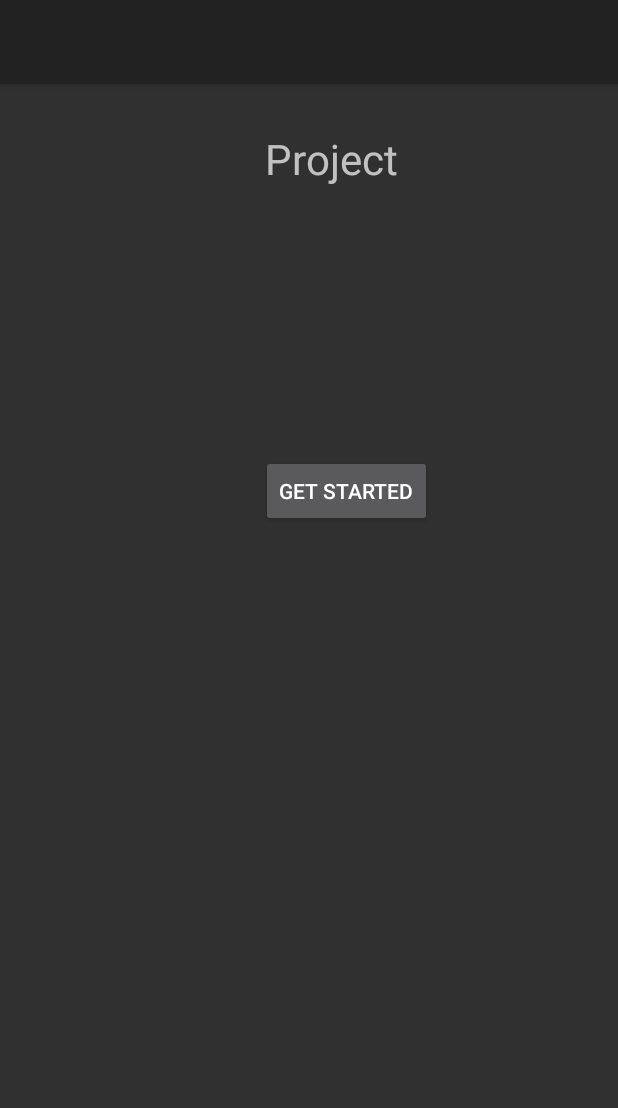
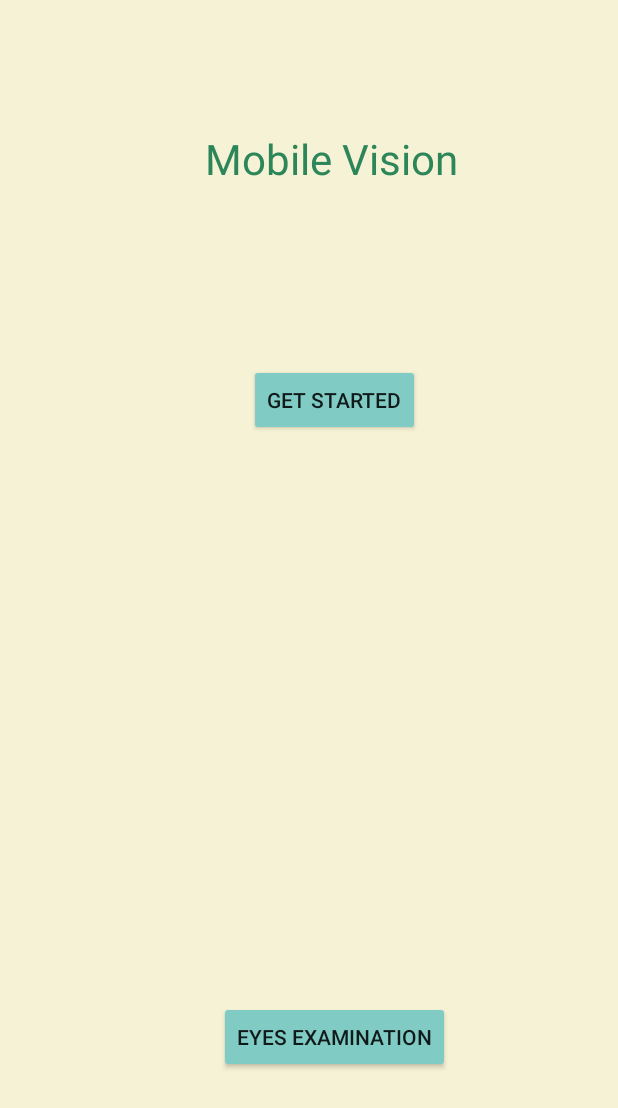
Before and after one commit to Almogsb/Project, an Android app: the screen it shows after launch (MainActivity), on a phone screen of 412 x 824 dp. Shown: the top 1108 px of the screen. Run offline under Robolectric (Android 15) with nearby library versions, the phone set to English and light mode, and no system bars.

Commit message:
4.6.18 new version of the project

```diff
--- a/app/src/main/AndroidManifest.xml
+++ b/app/src/main/AndroidManifest.xml
@@ -50,10 +50,6 @@
                 <!--<category android:name="android.intent.category.DEFAULT" />-->
             <!--</intent-filter>-->
         <!--</activity>-->
-        <activity
-            android:name=".SelectModeActivity"
-            android:label="@string/title_activity_select_mode"></activity>
-        <activity android:name=".Activities.FarOrNearActivity" />
         <activity android:name=".Activities.AcuityNumberActivity" />
         <activity android:name=".Activities.FrequencyActivity" />
         <activity android:name=".Activities.SingleTouchImageViewActivity" />
--- a/app/src/main/java/com/google/android/gms/samples/vision/face/facetracker/Activities/AcuityNumberActivity.java
+++ b/app/src/main/java/com/google/android/gms/samples/vision/face/facetracker/Activities/AcuityNumberActivity.java
@@ -70,7 +70,7 @@ public class AcuityNumberActivity extends AppCompatActivity implements View.OnCl
     @Override
     public void onClick(View v) {
          if( v == back_btn) {
-            Intent intent = new Intent(this, FarOrNearActivity.class);
+            Intent intent = new Intent(this, MainActivity.class);
             startActivity(intent);
             finish();
         }
--- a/app/src/main/java/com/google/android/gms/samples/vision/face/facetracker/Activities/FrequencyActivity.java
+++ b/app/src/main/java/com/google/android/gms/samples/vision/face/facetracker/Activities/FrequencyActivity.java
@@ -34,6 +34,7 @@ public class FrequencyActivity extends AppCompatActivity implements View.OnClick
         auto_np.setOnClickListener(this);
         auto_np.setMaxValue(120);
         auto_np.setMinValue(1);
+        auto_np.setOnValueChangedListener(this);
 
         next_btn = findViewById(R.id.NextBtn2);
         next_btn.setOnClickListener(this);
--- a/app/src/main/java/com/google/android/gms/samples/vision/face/facetracker/Extras/Globals.java
+++ b/app/src/main/java/com/google/android/gms/samples/vision/face/facetracker/Extras/Globals.java
@@ -18,13 +18,10 @@ public class Globals {
     public final static int RIGHT_INT = 2;
     public final static int RIGHT_FLOAT = 3;
 
-    public final static int NEAR = 0;
-    public final static int FAR = 1;
 
 
     //Global variables
 
-    public static Integer mode; //near or far mode
     public static Integer[] eyes = new Integer[4]; // 0 - left int, 1 - left float , 2 - right int , 3 - right float
     public static Integer frequency = 0;
 
@@ -33,6 +30,7 @@ public class Globals {
     public static double scale_image = 0;
     public static double SPH = 0;
 
+
     public static double dp_to_pixels = 0;
     public static DisplayMetrics dm = new DisplayMetrics();
 
--- a/app/src/main/res/layout/activity_main.xml
+++ b/app/src/main/res/layout/activity_main.xml
@@ -4,19 +4,34 @@
     xmlns:tools="http://schemas.android.com/tools"
     android:layout_width="match_parent"
     android:layout_height="match_parent"
-    tools:context="com.google.android.gms.samples.vision.face.facetracker.SelectModeActivity">
+    android:background="#f6f2d5">
+
+    <Button
+        android:id="@+id/getStartedBtn2"
+        style="@style/Widget.AppCompat.Button.Colored"
+        android:layout_width="wrap_content"
+        android:layout_height="wrap_content"
+        android:layout_marginEnd="112dp"
+        android:layout_marginTop="8dp"
+        android:text="EYES EXAMINATION"
+        app:layout_constraintBottom_toBottomOf="parent"
+        app:layout_constraintEnd_toEndOf="parent"
+        app:layout_constraintTop_toBottomOf="@+id/HeaderTV"
+        app:layout_constraintVertical_bias="0.822" />
 
     <Button
         android:id="@+id/GetStartedBtn"
+        style="@style/Widget.AppCompat.Button.Colored"
         android:layout_width="wrap_content"
         android:layout_height="wrap_content"
-        android:layout_marginEnd="124dp"
+        android:layout_marginEnd="132dp"
         android:layout_marginTop="8dp"
         android:text="GET STARTED"
         app:layout_constraintBottom_toBottomOf="parent"
         app:layout_constraintEnd_toEndOf="parent"
         app:layout_constraintTop_toBottomOf="@+id/HeaderTV"
-        app:layout_constraintVertical_bias="0.228" />
+        app:layout_constraintVertical_bias="0.129" />
+
 
     <TextView
         android:id="@+id/HeaderTV"
@@ -25,8 +40,9 @@
         android:layout_gravity="center"
         android:layout_marginTop="56dp"
         android:gravity="center"
-        android:text="Project"
+        android:text="Mobile Vision"
         android:textSize="28dp"
+        android:textColor="#2d8659"
         app:layout_constraintEnd_toEndOf="parent"
         app:layout_constraintHorizontal_bias="0.64"
         app:layout_constraintLeft_toLeftOf="parent"
@@ -34,15 +50,15 @@
         app:layout_constraintStart_toStartOf="parent"
         app:layout_constraintTop_toTopOf="parent" />
 
-    <android.support.v7.widget.Toolbar
-        android:id="@+id/my_toolbar"
-        android:layout_width="match_parent"
-        android:layout_height="?attr/actionBarSize"
-        android:background="?attr/colorPrimary"
-        android:elevation="4dp"
-        android:theme="@style/ThemeOverlay.AppCompat.ActionBar"
-        app:layout_constraintEnd_toEndOf="parent"
-        app:layout_constraintHorizontal_bias="0.5"
-        app:layout_constraintStart_toStartOf="parent"
-        app:popupTheme="@style/ThemeOverlay.AppCompat.Light" />
+    <!--<android.support.v7.widget.Toolbar-->
+        <!--android:id="@+id/my_toolbar"-->
+        <!--android:layout_width="match_parent"-->
+        <!--android:layout_height="?attr/actionBarSize"-->
+        <!--android:background="?attr/colorPrimary"-->
+        <!--android:elevation="4dp"-->
+        <!--android:theme="@style/ThemeOverlay.AppCompat.ActionBar"-->
+        <!--app:layout_constraintEnd_toEndOf="parent"-->
+        <!--app:layout_constraintHorizontal_bias="0.5"-->
+        <!--app:layout_constraintStart_toStartOf="parent"-->
+        <!--app:popupTheme="@style/ThemeOverlay.AppCompat.Light" />-->
 </android.support.constraint.ConstraintLayout>
```
Also changed, not shown: app/src/main/java/com/google/android/gms/samples/vision/face/facetracker/Activities/FarOrNearActivity.java (deleted, +0 -49 lines), app/src/main/java/com/google/android/gms/samples/vision/face/facetracker/Activities/MainActivity.java (+9 -1 lines), app/src/main/java/com/google/android/gms/samples/vision/face/facetracker/FaceTrackerActivity.java (+24 -6 lines), app/src/main/java/com/google/android/gms/samples/vision/face/facetracker/SelectModeActivity.java (deleted, +0 -38 lines), app/src/main/res/layout/activity_acuity_number.xml (+4 -16 lines), app/src/main/res/layout/activity_frequency.xml (+12 -12 lines), app/src/main/res/layout/activity_near_or_far.xml (deleted, +0 -60 lines), app/src/main/res/layout/activity_single_touchimageview2.xml (added, +75 -0 lines), app/src/main/res/menu/menu.xml (deleted, +0 -26 lines).
